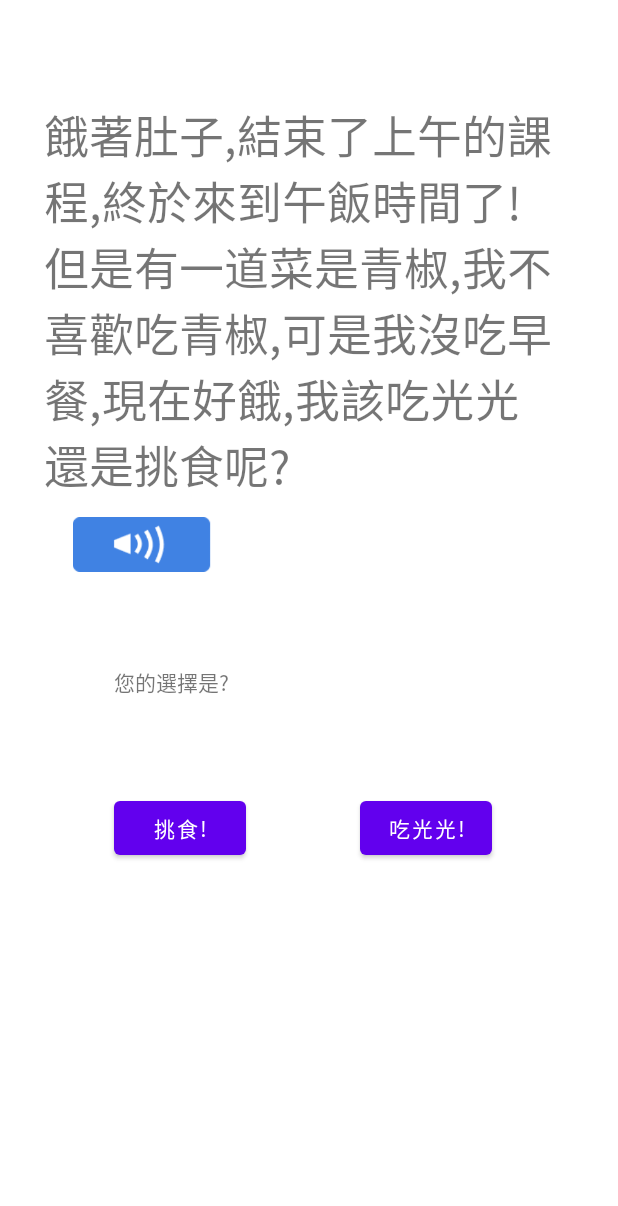
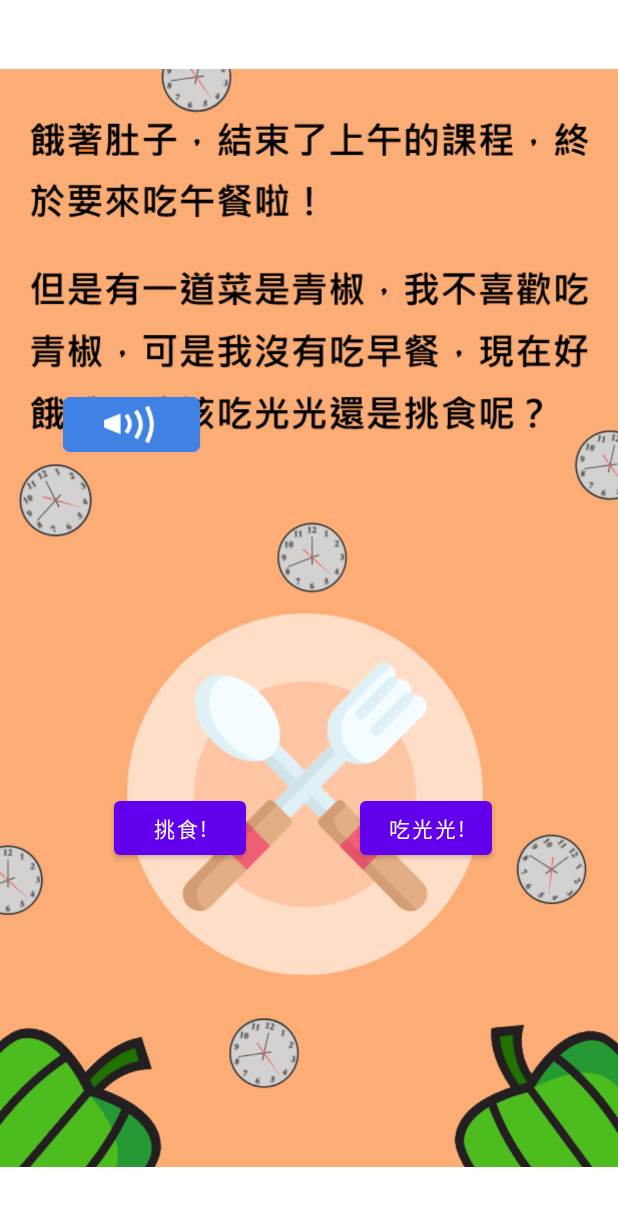
Before and after one commit to s1071492/Project0609, an Android app: the GamePage3_1 screen opened directly, with no data from a screen before it, on a phone screen of 412 x 824 dp. Shown: the top 1206 px of the screen. Run offline under Robolectric (Android 15) with nearby library versions, the light colour scheme and no system bars; 1 statement that could not run was skipped.

```diff
--- a/app/src/main/res/layout/activity_game_page3_1.xml
+++ b/app/src/main/res/layout/activity_game_page3_1.xml
@@ -6,17 +6,15 @@
     android:layout_height="match_parent"
     tools:context=".GamePage3">
 
-    <TextView
-        android:id="@+id/textView2"
-        android:layout_width="344dp"
-        android:layout_height="266dp"
-        android:layout_marginTop="68dp"
-        android:text="餓著肚子,結束了上午的課程,終於來到午飯時間了!但是有一道菜是青椒,我不喜歡吃青椒,可是我沒吃早餐,現在好餓,我該吃光光還是挑食呢?"
-        android:textSize="30sp"
-        app:layout_constraintEnd_toEndOf="parent"
-        app:layout_constraintHorizontal_bias="0.428"
+
+    <ImageView
+        android:id="@+id/imageView5"
+        android:layout_width="wrap_content"
+        android:layout_height="wrap_content"
+        app:layout_constraintBottom_toBottomOf="parent"
         app:layout_constraintStart_toStartOf="parent"
-        app:layout_constraintTop_toTopOf="parent" />
+        app:layout_constraintTop_toTopOf="parent"
+        app:srcCompat="@drawable/gamepage3_1" />
 
     <Button
         android:id="@+id/btnbad"
@@ -38,26 +36,17 @@
         app:layout_constraintEnd_toEndOf="parent"
         app:layout_constraintTop_toTopOf="parent" />
 
-    <TextView
-        android:id="@+id/textView3"
-        android:layout_width="134dp"
-        android:layout_height="50dp"
-        android:layout_marginTop="444dp"
-        android:text="您的選擇是?"
-        app:layout_constraintEnd_toEndOf="parent"
-        app:layout_constraintHorizontal_bias="0.274"
-        app:layout_constraintStart_toStartOf="parent"
-        app:layout_constraintTop_toTopOf="parent" />
-
     <ImageView
         android:id="@+id/imgplay1"
         android:layout_width="92dp"
         android:layout_height="54dp"
-        android:layout_marginTop="336dp"
+        android:layout_marginTop="256dp"
         android:onClick="StartPlay"
         app:layout_constraintEnd_toEndOf="parent"
-        app:layout_constraintHorizontal_bias="0.153"
+        app:layout_constraintHorizontal_bias="0.131"
         app:layout_constraintStart_toStartOf="parent"
         app:layout_constraintTop_toTopOf="parent"
         app:srcCompat="@drawable/play" />
+
+
 </androidx.constraintlayout.widget.ConstraintLayout>
```
Also changed, not shown: app/src/main/res/drawable/gamepage3.png, app/src/main/res/drawable/gamepage3_1.png (added).
